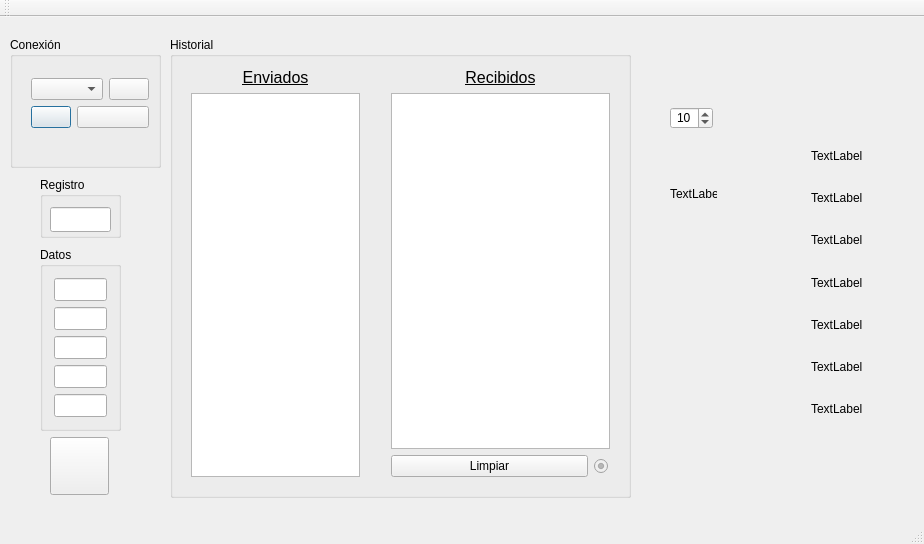
javosmar/Proyecto_Serie, file mainwindow.ui: the form before one commit.
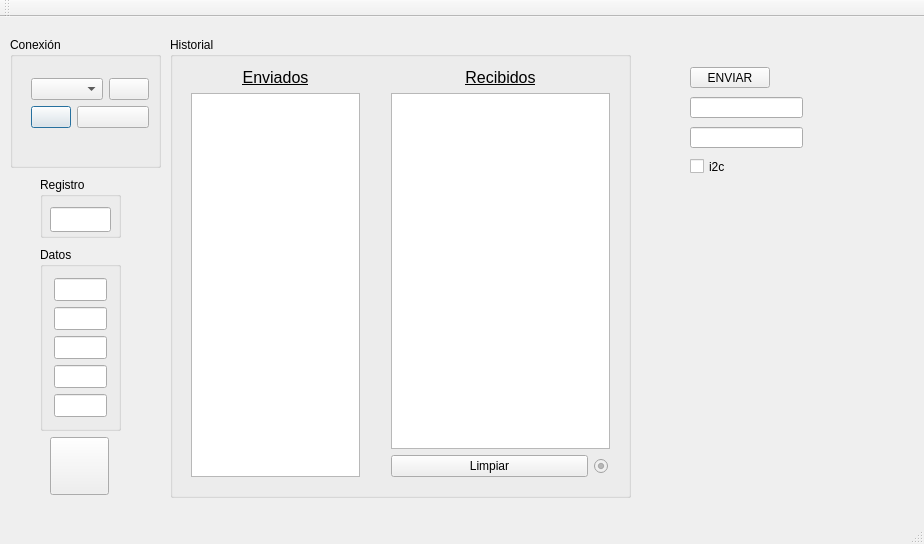
The form after the commit. Icons and pictures are not drawn.

Commit message: funciones de i2c incompletas

Diff of the .ui file:
```diff
--- a/mainwindow.ui
+++ b/mainwindow.ui
@@ -545,103 +545,50 @@
      </layout>
     </widget>
    </widget>
-   <widget class="QSpinBox" name="serie_tiempo">
+   <widget class="QPushButton" name="i2c_enviar">
     <property name="geometry">
      <rect>
-      <x>670</x>
-      <y>90</y>
-      <width>43</width>
-      <height>22</height>
+      <x>690</x>
+      <y>50</y>
+      <width>80</width>
+      <height>21</height>
      </rect>
     </property>
-    <property name="alignment">
-     <set>Qt::AlignCenter</set>
+    <property name="text">
+     <string>ENVIAR</string>
     </property>
-    <property name="minimum">
-     <number>1</number>
+   </widget>
+   <widget class="QLineEdit" name="i2c_registro">
+    <property name="geometry">
+     <rect>
+      <x>690</x>
+      <y>80</y>
+      <width>113</width>
+      <height>21</height>
+     </rect>
     </property>
-    <property name="maximum">
-     <number>900</number>
-    </property>
-    <property name="singleStep">
-     <number>5</number>
-    </property>
-    <property name="value">
-     <number>10</number>
-    </property>
    </widget>
-   <widget class="QWidget" name="layoutWidget">
+   <widget class="QLineEdit" name="i2c_dato">
     <property name="geometry">
      <rect>
-      <x>800</x>
+      <x>690</x>
       <y>110</y>
-      <width>81</width>
-      <height>311</height>
+      <width>113</width>
+      <height>21</height>
      </rect>
     </property>
-    <layout class="QVBoxLayout" name="verticalLayout_2">
-     <item>
-      <widget class="QLabel" name="gps_label_1">
-       <property name="text">
-        <string>TextLabel</string>
-       </property>
-      </widget>
-     </item>
-     <item>
-      <widget class="QLabel" name="gps_label_2">
-       <property name="text">
-        <string>TextLabel</string>
-       </property>
-      </widget>
-     </item>
-     <item>
-      <widget class="QLabel" name="gps_label_3">
-       <property name="text">
-        <string>TextLabel</string>
-       </property>
-      </widget>
-     </item>
-     <item>
-      <widget class="QLabel" name="gps_label_4">
-       <property name="text">
-        <string>TextLabel</string>
-       </property>
-      </widget>
-     </item>
-     <item>
-      <widget class="QLabel" name="gps_label_5">
-       <property name="text">
-        <string>TextLabel</string>
-       </property>
-      </widget>
-     </item>
-     <item>
-      <widget class="QLabel" name="gps_label_6">
-       <property name="text">
-        <string>TextLabel</string>
-       </property>
-      </widget>
-     </item>
-     <item>
-      <widget class="QLabel" name="gps_label_7">
-       <property name="text">
-        <string>TextLabel</string>
-       </property>
-      </widget>
-     </item>
-    </layout>
    </widget>
-   <widget class="QLabel" name="contador_label">
+   <widget class="QCheckBox" name="i2c_check">
     <property name="geometry">
      <rect>
-      <x>670</x>
-      <y>170</y>
-      <width>47</width>
-      <height>13</height>
+      <x>690</x>
+      <y>140</y>
+      <width>72</width>
+      <height>19</height>
      </rect>
     </property>
     <property name="text">
-     <string>TextLabel</string>
+     <string>i2c</string>
     </property>
    </widget>
   </widget>
```
The commit also changes 2 other files.
